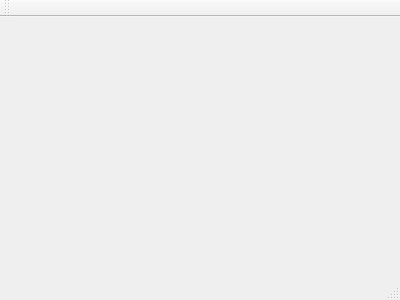
MR-ACC/IDS-Client, file ids_client/idsclient.ui: the form before one commit.
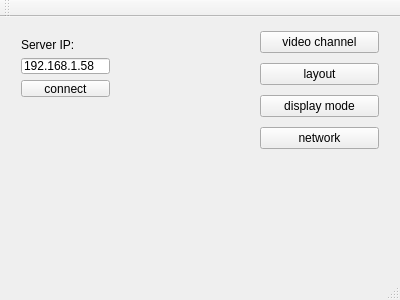
The form after the commit.

```diff
--- a/ids_client/idsclient.ui
+++ b/ids_client/idsclient.ui
@@ -12,13 +12,110 @@
   <property name="windowTitle" >
    <string>idsclient</string>
   </property>
-  <widget class="QMenuBar" name="menuBar" />
-  <widget class="QToolBar" name="mainToolBar" />
-  <widget class="QWidget" name="centralWidget" />
-  <widget class="QStatusBar" name="statusBar" />
+  <widget class="QWidget" name="centralWidget">
+   <widget class="QWidget" name="">
+    <property name="geometry">
+     <rect>
+      <x>10</x>
+      <y>10</y>
+      <width>111</width>
+      <height>81</height>
+     </rect>
+    </property>
+    <layout class="QVBoxLayout" name="verticalLayout_2">
+     <item>
+      <widget class="QLabel" name="label_ip">
+       <property name="text">
+        <string>Server IP:</string>
+       </property>
+      </widget>
+     </item>
+     <item>
+      <widget class="QLineEdit" name="lineEdit_ip">
+       <property name="text">
+        <string>192.168.1.58</string>
+       </property>
+      </widget>
+     </item>
+     <item>
+      <widget class="QPushButton" name="pushButton_connect">
+       <property name="text">
+        <string>connect</string>
+       </property>
+      </widget>
+     </item>
+    </layout>
+   </widget>
+   <widget class="QWidget" name="">
+    <property name="geometry">
+     <rect>
+      <x>249</x>
+      <y>-1</y>
+      <width>141</width>
+      <height>151</height>
+     </rect>
+    </property>
+    <layout class="QVBoxLayout" name="verticalLayout">
+     <item>
+      <widget class="QPushButton" name="pushButton_chncfg">
+       <property name="text">
+        <string>video channel</string>
+       </property>
+      </widget>
+     </item>
+     <item>
+      <widget class="QPushButton" name="pushButton_layoutcfg">
+       <property name="text">
+        <string>layout</string>
+       </property>
+      </widget>
+     </item>
+     <item>
+      <widget class="QPushButton" name="pushButton_dispcfg">
+       <property name="text">
+        <string>display mode</string>
+       </property>
+      </widget>
+     </item>
+     <item>
+      <widget class="QPushButton" name="pushButton_netcfg">
+       <property name="text">
+        <string>network</string>
+       </property>
+      </widget>
+     </item>
+    </layout>
+   </widget>
+   <zorder>lineEdit_ip</zorder>
+   <zorder>label_ip</zorder>
+   <zorder>pushButton_connect</zorder>
+   <zorder>pushButton_netcfg</zorder>
+   <zorder>pushButton_dispcfg</zorder>
+   <zorder>label_ip</zorder>
+   <zorder>pushButton_chncfg</zorder>
+   <zorder>pushButton_layoutcfg</zorder>
+  </widget>
+  <widget class="QMenuBar" name="menuBar">
+   <property name="geometry">
+    <rect>
+     <x>0</x>
+     <y>0</y>
+     <width>400</width>
+     <height>28</height>
+    </rect>
+   </property>
+  </widget>
+  <widget class="QToolBar" name="mainToolBar">
+   <attribute name="toolBarArea">
+    <enum>TopToolBarArea</enum>
+   </attribute>
+   <attribute name="toolBarBreak">
+    <bool>false</bool>
+   </attribute>
+  </widget>
+  <widget class="QStatusBar" name="statusBar"/>
  </widget>
- <layoutDefault spacing="6" margin="11" />
- <pixmapfunction></pixmapfunction>
+ <layoutdefault spacing="6" margin="11"/>
  <resources/>
  <connections/>
 </ui>
```
Left out of the diff: 7 changed lines with no effect on the pictures.
